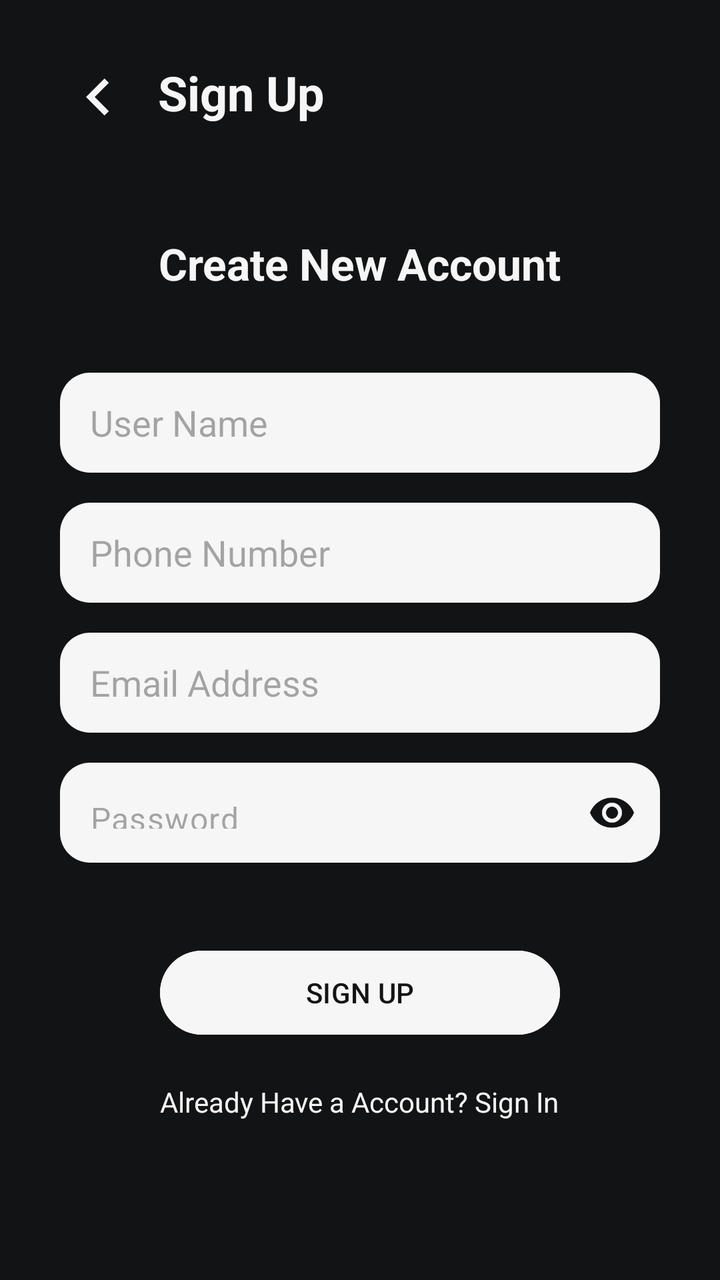
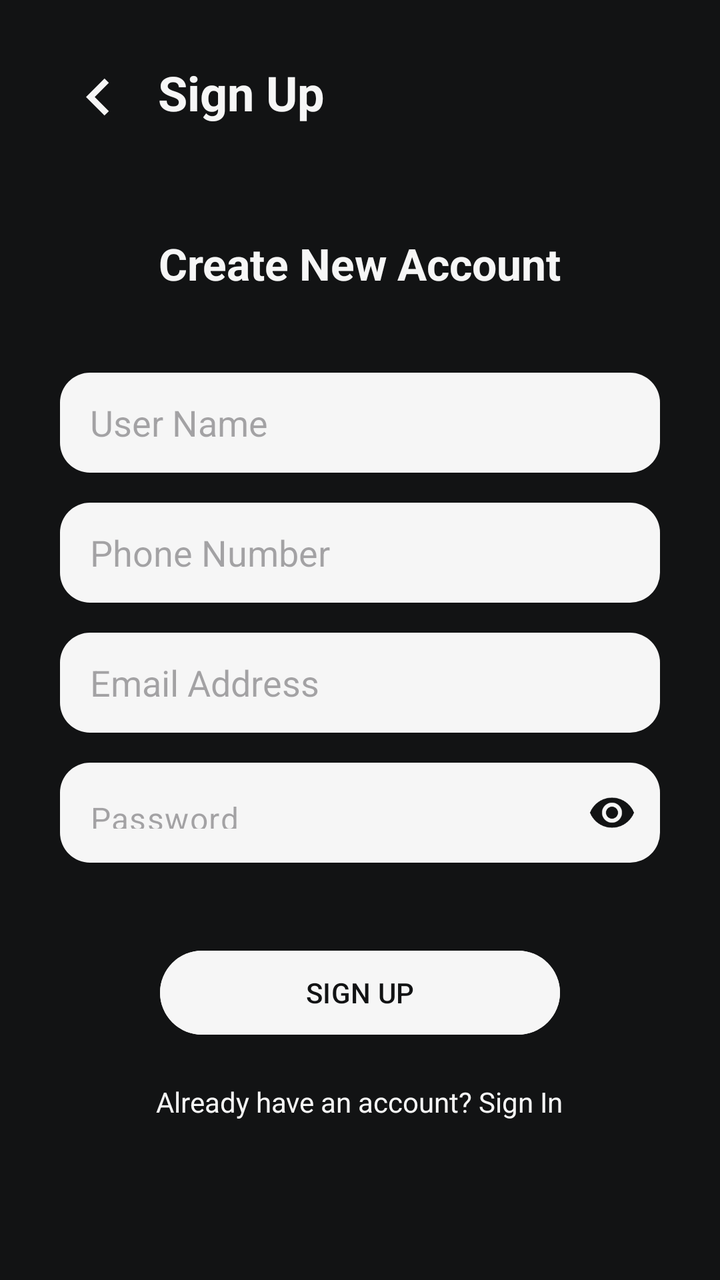

Two renders of the same Android screen: before a commit and after it. Below are the layout's source before the change and the commit's diff.
<!-- AndroidManifest.xml: application theme Theme.WordTrigger -->
<!-- res/layout/activity_sign_up.xml -->
<?xml version="1.0" encoding="utf-8"?>
<LinearLayout xmlns:android="http://schemas.android.com/apk/res/android"
    android:layout_width="match_parent"
    android:layout_height="match_parent"
    xmlns:app="http://schemas.android.com/apk/res-auto"
    android:background="@color/black"
    android:orientation="vertical"
    android:padding="30dp">

    <RelativeLayout
        android:layout_width="match_parent"
        android:layout_height="wrap_content">

    <ImageView
        android:id="@+id/returnBut"
        android:layout_width="38dp"
        android:layout_height="37dp"
        android:layout_alignParentStart="true"
        android:src="@drawable/ic_arrow_left" />

    <TextView
        android:layout_width="wrap_content"
        android:layout_height="wrap_content"
        android:layout_marginStart="11dp"
        android:layout_toEndOf="@id/returnBut"
        android:text="Sign Up"
        android:textColor="@color/white"
        android:textSize="24sp"
        android:textStyle="bold" />
    </RelativeLayout>

    <TextView
        android:layout_width="wrap_content"
        android:layout_height="wrap_content"
        android:layout_gravity="center"
        android:layout_marginTop="50dp"
        android:text="Create New Account"
        android:textColor="@color/white"
        android:textSize="22sp"
        android:textStyle="bold" />

    <EditText
        android:id="@+id/etUserName"
        android:layout_width="match_parent"
        android:layout_height="50dp"
        android:layout_marginTop="40dp"
        android:background="@drawable/white_rounded_edittext"
        android:hint="User Name"
        android:inputType="text" />

    <EditText
        android:id="@+id/etPhone"
        android:layout_width="match_parent"
        android:layout_height="50dp"
        android:layout_marginTop="15dp"
        android:background="@drawable/white_rounded_edittext"
        android:hint="Phone Number"
        android:inputType="phone" />

    <EditText
        android:id="@+id/etEmail"
        android:layout_width="match_parent"
        android:layout_height="50dp"
        android:layout_marginTop="15dp"
        android:background="@drawable/white_rounded_edittext"
        android:hint="Email Address"
        android:inputType="textEmailAddress" />

    <com.google.android.material.textfield.TextInputLayout
        android:layout_width="match_parent"
        android:layout_height="wrap_content"
        android:layout_marginTop="15dp"
        app:hintEnabled="false"
        app:passwordToggleEnabled="true"
        app:passwordToggleTint="@color/black">

        <EditText
            android:id="@+id/etPass"
            android:layout_width="match_parent"
            android:layout_height="50dp"
            android:background="@drawable/white_rounded_edittext"
            android:hint="Password"
            android:inputType="textPassword"
            android:paddingStart="15dp" />
    </com.google.android.material.textfield.TextInputLayout>

    <Button
        android:id="@+id/btnDoSignUp"
        android:layout_width="200dp"
        android:layout_height="50dp"
        android:layout_gravity="center"
        android:layout_marginTop="40dp"
        android:backgroundTint="@color/white"
        android:text="SIGN UP"
        android:textColor="@color/black" />

    <TextView
        android:id="@+id/tvToSignIn"
        android:layout_width="wrap_content"
        android:layout_height="wrap_content"
        android:layout_gravity="center"
        android:layout_marginTop="20dp"
        android:text="Already Have a Account? Sign In"
        android:textColor="@color/white" />
</LinearLayout>
<!-- resources referenced by this layout -->
<resources>
  <color name="black">#121314</color>
  <color name="white">#f6f6f6</color>
  <!-- drawable ic_arrow_left (drawable) -->
  <vector xmlns:android="http://schemas.android.com/apk/res/android"
      android:autoMirrored="true"
      android:height="24dp"
      android:tint="@color/white"
      android:viewportHeight="24"
      android:viewportWidth="24"
      android:width="24dp">
        
      <path
          android:fillColor="@android:color/white"
          android:pathData="M15.41,16.59L10.83,12l4.58,-4.59L14,6l-6,6 6,6 1.41,-1.41z"/>
      
  </vector>
  <!-- drawable white_rounded_edittext (drawable) -->
  <?xml version="1.0" encoding="utf-8"?>
  <shape xmlns:android="http://schemas.android.com/apk/res/android">
      <solid android:color="@color/white"/>
      <corners android:radius="15dp"/>
      <padding android:left="15dp" android:right="15dp"/>
  </shape>
  <style name="Theme.WordTrigger" parent="Base.Theme.WordTrigger" />
  <style name="Base.Theme.WordTrigger" parent="Theme.Material3.Light.NoActionBar">
          <item name="colorPrimary">@color/blue</item>
          <item name="colorOnPrimary">@color/white</item>
          <item name="containerColor">@color/black</item>
          <item name="colorSecondary">@color/white</item>
          <item name="colorOnSecondary">@color/blue</item>
          <item name="android:listSelector">@android:color/transparent</item>
          <item name="android:windowBackground">@color/black</item>
          <item name="colorTertiary">@color/blue</item>
          <item name="colorControlHighlight">#33FFFFFF</item>
      </style>
  <color name="blue">#0000FF</color>
</resources>

<!-- the commit's change to res/layout/activity_sign_up.xml (unified diff, before → after) -->
@@ -23,7 +23,7 @@
         android:layout_height="wrap_content"
         android:layout_marginStart="11dp"
         android:layout_toEndOf="@id/returnBut"
-        android:text="Sign Up"
+        android:text="@string/auth_sign_up_title"
         android:textColor="@color/white"
         android:textSize="24sp"
         android:textStyle="bold" />
@@ -34,7 +34,7 @@
         android:layout_height="wrap_content"
         android:layout_gravity="center"
         android:layout_marginTop="50dp"
-        android:text="Create New Account"
+        android:text="@string/auth_create"
         android:textColor="@color/white"
         android:textSize="22sp"
         android:textStyle="bold" />
@@ -45,7 +45,7 @@
         android:layout_height="50dp"
         android:layout_marginTop="40dp"
         android:background="@drawable/white_rounded_edittext"
-        android:hint="User Name"
+        android:hint="@string/auth_username"
         android:inputType="text" />
 
     <EditText
@@ -54,7 +54,7 @@
         android:layout_height="50dp"
         android:layout_marginTop="15dp"
         android:background="@drawable/white_rounded_edittext"
-        android:hint="Phone Number"
+        android:hint="@string/auth_phone"
         android:inputType="phone" />
 
     <EditText
@@ -63,7 +63,7 @@
         android:layout_height="50dp"
         android:layout_marginTop="15dp"
         android:background="@drawable/white_rounded_edittext"
-        android:hint="Email Address"
+        android:hint="@string/auth_email"
         android:inputType="textEmailAddress" />
 
     <com.google.android.material.textfield.TextInputLayout
@@ -79,7 +79,7 @@
             android:layout_width="match_parent"
             android:layout_height="50dp"
             android:background="@drawable/white_rounded_edittext"
-            android:hint="Password"
+            android:hint="@string/auth_password"
             android:inputType="textPassword"
             android:paddingStart="15dp" />
     </com.google.android.material.textfield.TextInputLayout>
@@ -91,7 +91,7 @@
         android:layout_gravity="center"
         android:layout_marginTop="40dp"
         android:backgroundTint="@color/white"
-        android:text="SIGN UP"
+        android:text="@string/auth_sign_up_btn"
         android:textColor="@color/black" />
 
     <TextView
@@ -100,6 +100,6 @@
         android:layout_height="wrap_content"
         android:layout_gravity="center"
         android:layout_marginTop="20dp"
-        android:text="Already Have a Account? Sign In"
+        android:text="@string/auth_to_sign_in"
         android:textColor="@color/white" />
 </LinearLayout>
<!-- resource entries referenced after the edit -->
@@ -23,6 +23,14 @@
       <corners android:radius="15dp"/>
       <padding android:left="15dp" android:right="15dp"/>
   </shape>
+  <string name="auth_create">Create New Account</string>
+  <string name="auth_email">Email Address</string>
+  <string name="auth_password">Password</string>
+  <string name="auth_phone">Phone Number</string>
+  <string name="auth_sign_up_btn">SIGN UP</string>
+  <string name="auth_sign_up_title">Sign Up</string>
+  <string name="auth_to_sign_in">Already have an account? Sign In</string>
+  <string name="auth_username">User Name</string>
   <style name="Theme.WordTrigger" parent="Base.Theme.WordTrigger" />
   <style name="Base.Theme.WordTrigger" parent="Theme.Material3.Light.NoActionBar">
           <item name="colorPrimary">@color/blue</item>
